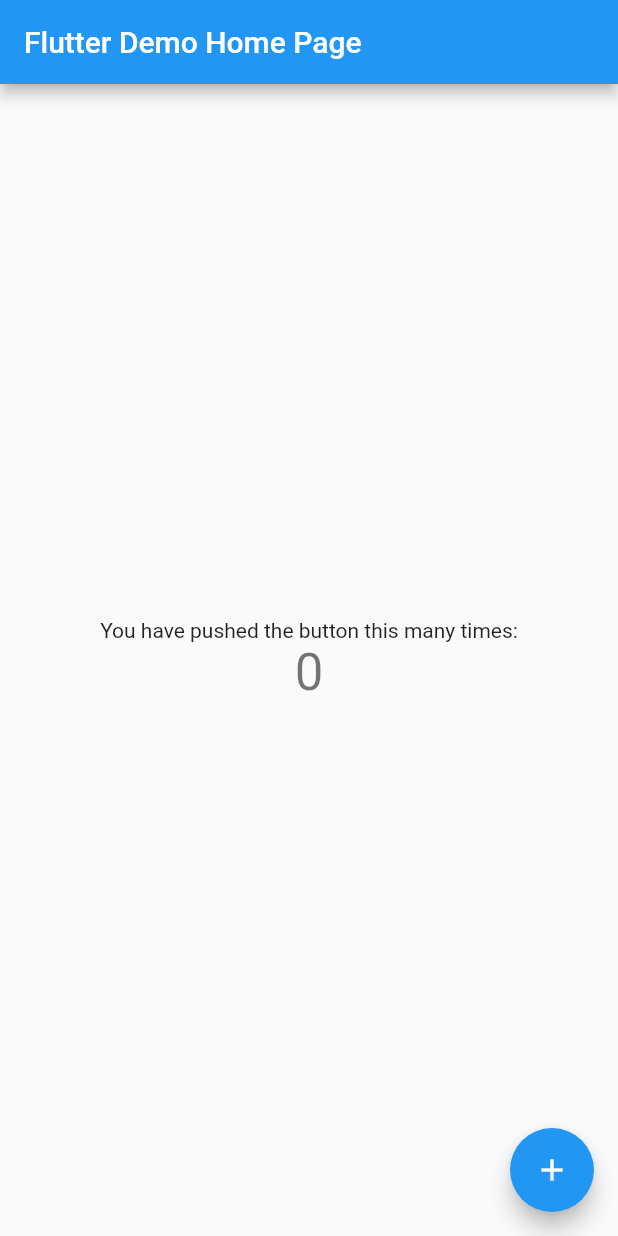
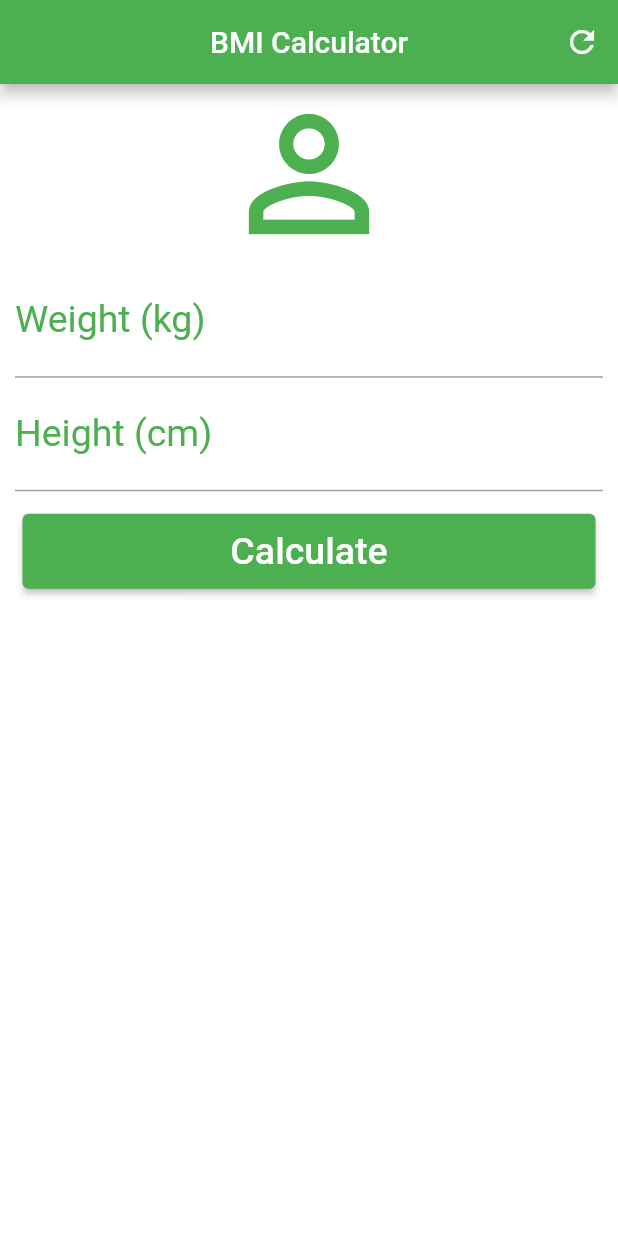
Before and after one commit to arubesu/bmi_calculator, a Flutter app: the screen it shows after launch, on a phone screen of 412 x 824 dp. Run offline on Flutter 3.47's test engine with Material 2 defaults, Android fonts, the phone set to English and light mode, and no system bars.

Commit message:
Learning scaffold, app bar , scrollview, controllers, form and validation

```diff
--- a/lib/main.dart
+++ b/lib/main.dart
@@ -1,113 +1,126 @@
 import 'package:flutter/material.dart';
 
 void main() {
-  runApp(MyApp());
+  runApp(MaterialApp(
+    home: Home(),
+  ));
 }
 
-class MyApp extends StatelessWidget {
-  // This widget is the root of your application.
+class Home extends StatefulWidget {
   @override
-  Widget build(BuildContext context) {
-    return MaterialApp(
-      title: 'Flutter Demo',
-      theme: ThemeData(
-        // This is the theme of your application.
-        //
-        // Try running your application with "flutter run". You'll see the
-        // application has a blue toolbar. Then, without quitting the app, try
-        // changing the primarySwatch below to Colors.green and then invoke
-        // "hot reload" (press "r" in the console where you ran "flutter run",
-        // or simply save your changes to "hot reload" in a Flutter IDE).
-        // Notice that the counter didn't reset back to zero; the application
-        // is not restarted.
-        primarySwatch: Colors.blue,
-      ),
-      home: MyHomePage(title: 'Flutter Demo Home Page'),
-    );
-  }
+  _HomeState createState() => _HomeState();
 }
 
-class MyHomePage extends StatefulWidget {
-  MyHomePage({Key key, this.title}) : super(key: key);
+class _HomeState extends State<Home> {
+  var _heightController = TextEditingController();
+  var _weightController = TextEditingController();
+  var _bmiResult = "";
+  var _formKey = GlobalKey<FormState>();
 
-  // This widget is the home page of your application. It is stateful, meaning
-  // that it has a State object (defined below) that contains fields that affect
-  // how it looks.
+  void _resetFields() {
+    _heightController.text = "";
+    _weightController.text = "";
 
-  // This class is the configuration for the state. It holds the values (in this
-  // case the title) provided by the parent (in this case the App widget) and
-  // used by the build method of the State. Fields in a Widget subclass are
-  // always marked "final".
+    setState(() {
+      _bmiResult = "";
+    });
+  }
 
-  final String title;
+  void _calculate() {
+    setState(() {
+      var weight = double.parse(_weightController.text);
+      var height = double.parse(_heightController.text) / 100;
+      var bmi = weight / (height * height);
+      var category = "";
 
-  @override
-  _MyHomePageState createState() => _MyHomePageState();
-}
-
-class _MyHomePageState extends State<MyHomePage> {
-  int _counter = 0;
-
-  void _incrementCounter() {
-    setState(() {
-      // This call to setState tells the Flutter framework that something has
-      // changed in this State, which causes it to rerun the build method below
-      // so that the display can reflect the updated values. If we changed
-      // _counter without calling setState(), then the build method would not be
-      // called again, and so nothing would appear to happen.
-      _counter++;
+      if (bmi < 18.6) {
+        category = "Underweight";
+      } else if (bmi > 18.6 && bmi < 25) {
+        category = "Normal";
+      } else if (bmi >= 25 && bmi < 30) {
+        category = "Overweight";
+      } else if (bmi >= 30) {
+        category = "Obesity";
+      }
+      _bmiResult = "$category (${bmi.toStringAsPrecision(3)})";
     });
   }
 
   @override
   Widget build(BuildContext context) {
-    // This method is rerun every time setState is called, for instance as done
-    // by the _incrementCounter method above.
-    //
-    // The Flutter framework has been optimized to make rerunning build methods
-    // fast, so that you can just rebuild anything that needs updating rather
-    // than having to individually change instances of widgets.
     return Scaffold(
-      appBar: AppBar(
-        // Here we take the value from the MyHomePage object that was created by
-        // the App.build method, and use it to set our appbar title.
-        title: Text(widget.title),
-      ),
-      body: Center(
-        // Center is a layout widget. It takes a single child and positions it
-        // in the middle of the parent.
-        child: Column(
-          // Column is also a layout widget. It takes a list of children and
-          // arranges them vertically. By default, it sizes itself to fit its
-          // children horizontally, and tries to be as tall as its parent.
-          //
-          // Invoke "debug painting" (press "p" in the console, choose the
-          // "Toggle Debug Paint" action from the Flutter Inspector in Android
-          // Studio, or the "Toggle Debug Paint" command in Visual Studio Code)
-          // to see the wireframe for each widget.
-          //
-          // Column has various properties to control how it sizes itself and
-          // how it positions its children. Here we use mainAxisAlignment to
-          // center the children vertically; the main axis here is the vertical
-          // axis because Columns are vertical (the cross axis would be
-          // horizontal).
-          mainAxisAlignment: MainAxisAlignment.center,
-          children: <Widget>[
-            Text(
-              'You have pushed the button this many times:',
-            ),
-            Text(
-              '$_counter',
-              style: Theme.of(context).textTheme.headline4,
-            ),
+        appBar: AppBar(
+          title: Text("BMI Calculator"),
+          centerTitle: true,
+          backgroundColor: Colors.green,
+          actions: [
+            IconButton(icon: Icon(Icons.refresh), onPressed: _resetFields)
           ],
         ),
-      ),
-      floatingActionButton: FloatingActionButton(
-        onPressed: _incrementCounter,
-        tooltip: 'Increment',
-        child: Icon(Icons.add),
-      ), // This trailing comma makes auto-formatting nicer for build methods.
-    );
+        backgroundColor: Colors.white,
+        body: SingleChildScrollView(
+            child: Form(
+          key: _formKey,
+          child:
+              Column(crossAxisAlignment: CrossAxisAlignment.stretch, children: [
+            Icon(Icons.person_outline, size: 120, color: Colors.green),
+            Padding(
+              padding: EdgeInsets.only(left: 10, right: 10),
+              child: TextFormField(
+                  validator: (value) {
+                    if (value.isEmpty) {
+                      return "Weigth is required!";
+                    }
+                  },
+                  controller: _weightController,
+                  keyboardType: TextInputType.number,
+                  decoration: InputDecoration(
+                    labelText: "Weight (kg)",
+                    labelStyle: TextStyle(color: Colors.green),
+                  ),
+                  textAlign: TextAlign.center,
+                  style: TextStyle(color: Colors.green, fontSize: 25)),
+            ),
+            Padding(
+              padding: EdgeInsets.only(left: 10, right: 10),
+              child: TextFormField(
+                  validator: (value) {
+                    if (value.isEmpty) {
+                      return "Height is required!";
+                    }
+                  },
+                  controller: _heightController,
+                  keyboardType: TextInputType.number,
+                  decoration: InputDecoration(
+                    labelText: "Height (cm)",
+                    labelStyle: TextStyle(color: Colors.green),
+                  ),
+                  textAlign: TextAlign.center,
+                  style: TextStyle(color: Colors.green, fontSize: 25)),
+            ),
+            Padding(
+              padding: EdgeInsets.all(15),
+              child: Container(
+                height: 50,
+                child: ElevatedButton(
+                  child: Text("Calculate",
+                      style: TextStyle(color: Colors.white, fontSize: 25)),
+                  onPressed: () {
+                    if (_formKey.currentState.validate()) {
+                      _calculate();
+                    }
+                  },
+                  style: ButtonStyle(
+                    backgroundColor:
+                        MaterialStateProperty.all<Color>(Colors.green),
+                  ),
+                ),
+              ),
+            ),
+            Text("$_bmiResult",
+                textAlign: TextAlign.center,
+                style: TextStyle(color: Colors.green, fontSize: 25)),
+          ]),
+        )));
   }
 }
```
Also changed, not shown: 1 other file.
